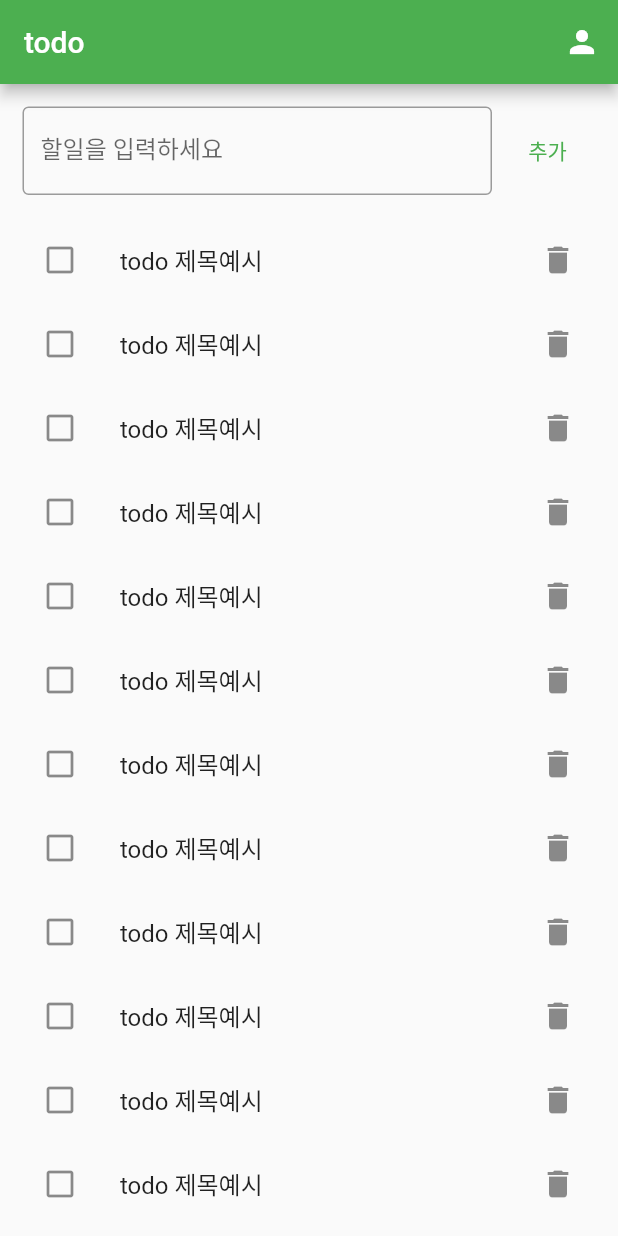
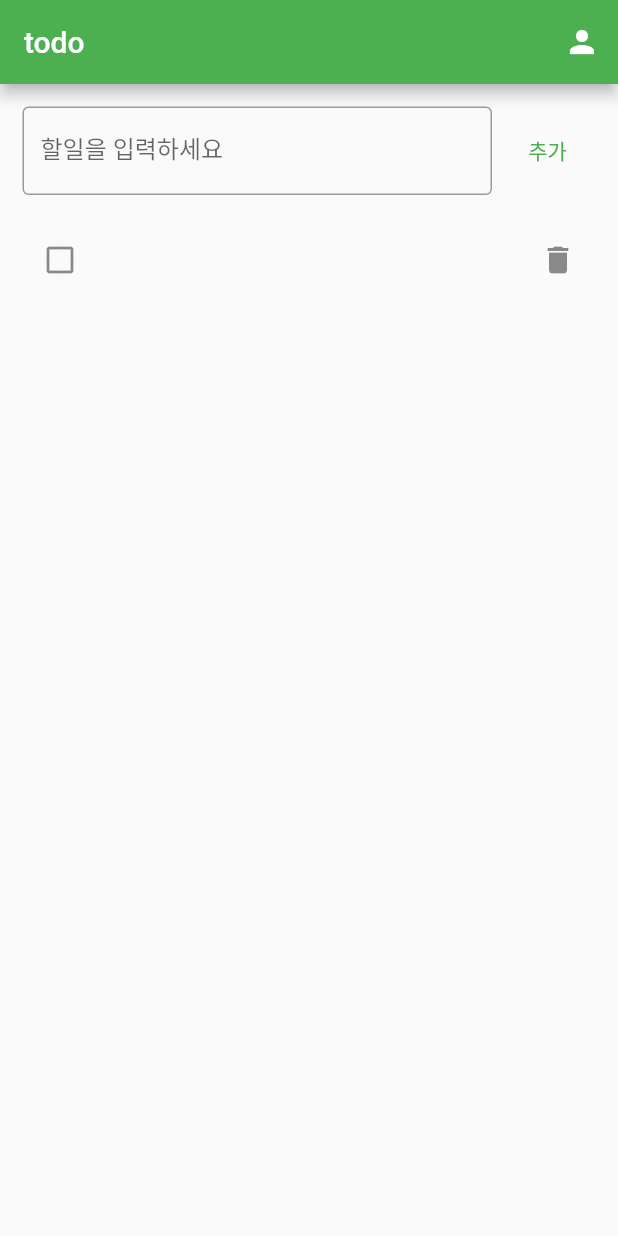
Before and after one commit to tjdgml97/todo_miniproject_Getx, a Flutter app: the screen it shows after launch, after a tap on "추가", on a phone screen of 412 x 824 dp. Run offline on Flutter 3.47's test engine with Material 2 defaults, Android fonts, the phone set to English and light mode, and no system bars; our stand-ins replace get.

Commit message:
feat [#3]: add create method in controller and add '추가'button event

```diff
--- /dev/null
+++ b/lib/controller/controller.dart
@@ -0,0 +1,17 @@
+import 'package:flutter/material.dart';
+import 'package:get/get.dart';
+
+class Todo {
+  String content;
+
+  Todo(this.content);
+}
+
+class Controller extends GetxController {
+  List<Todo> todolist = [];
+
+  void create(String newtodo) {
+    todolist.add(Todo(newtodo));
+    update();
+  }
+}
--- a/lib/view/main_page.dart
+++ b/lib/view/main_page.dart
@@ -1,6 +1,8 @@
 import 'package:flutter/material.dart';
 import 'package:flutter/src/widgets/container.dart';
 import 'package:flutter/src/widgets/framework.dart';
+import 'package:get/get.dart';
+import 'package:todo_getx/controller/controller.dart';
 
 class TodoList extends StatefulWidget {
   const TodoList({super.key});
@@ -10,6 +12,10 @@ class TodoList extends StatefulWidget {
 }
 
 class _TodoListState extends State<TodoList> {
+  TextEditingController inputController = TextEditingController();
+  String newtodo = '';
+  final controller = Get.put(Controller());
+
   @override
   Widget build(BuildContext context) {
     return Scaffold(
@@ -20,7 +26,10 @@ class _TodoListState extends State<TodoList> {
         ],
       ),
       body: Center(
-        child: ListView.builder(itemBuilder: (context, i) {
+        child: GetBuilder<Controller>(builder: (context) {
+          return ListView.builder(
+              itemCount: controller.todolist.length + 1,
+              itemBuilder: (context, i) {
                 if (i == 0)
                   return Container(
                     padding: const EdgeInsets.all(15.0),
@@ -28,6 +37,7 @@ class _TodoListState extends State<TodoList> {
                       children: [
                         Flexible(
                           child: TextField(
+                            controller: inputController,
                             // obscureText: true,
                             decoration: InputDecoration(
                               border: OutlineInputBorder(),
@@ -38,13 +48,20 @@ class _TodoListState extends State<TodoList> {
                         SizedBox(
                           width: 5,
                         ),
-                  TextButton(onPressed: () {}, child: Text("추가")),
+                        TextButton(
+                            onPressed: () {
+                              newtodo = inputController.text.toString();
+                              controller.create(newtodo);
+                            },
+                            child: Text("추가")),
                       ],
                     ),
                   );
                 else
                   return ListTile(
-              title: Text("todo 제목예시"),
+                    title: GetBuilder<Controller>(builder: (_) {
+                      return Text(controller.todolist[i - 1].content);
+                    }),
                     trailing: IconButton(
                       icon: Icon(Icons.delete),
                       onPressed: () {},
@@ -71,6 +88,7 @@ class _TodoListState extends State<TodoList> {
                               });
                         }),
                   );
+              });
         }),
       ),
     );
```
Lines whose indentation alone changed are shown as unchanged.
